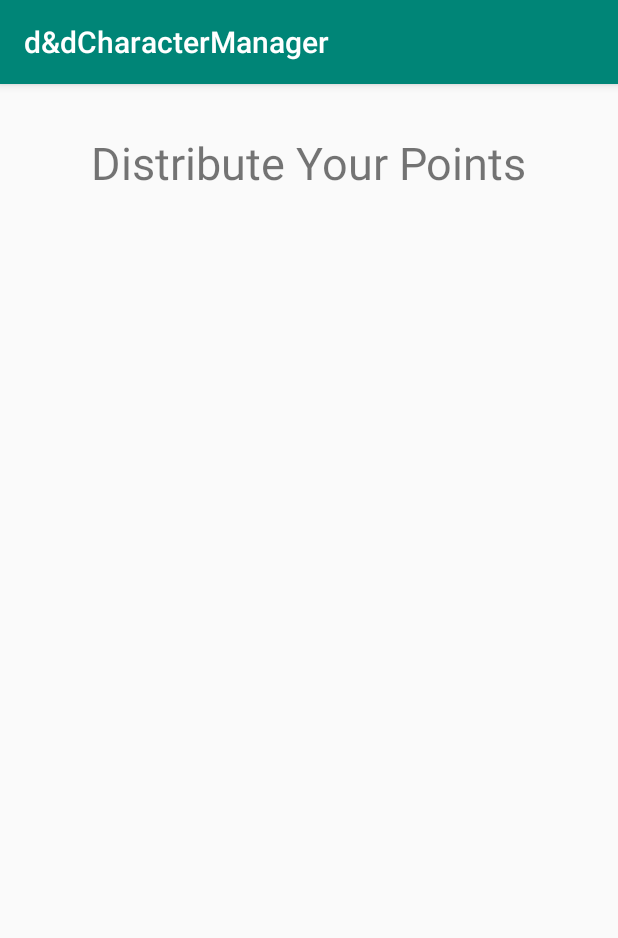
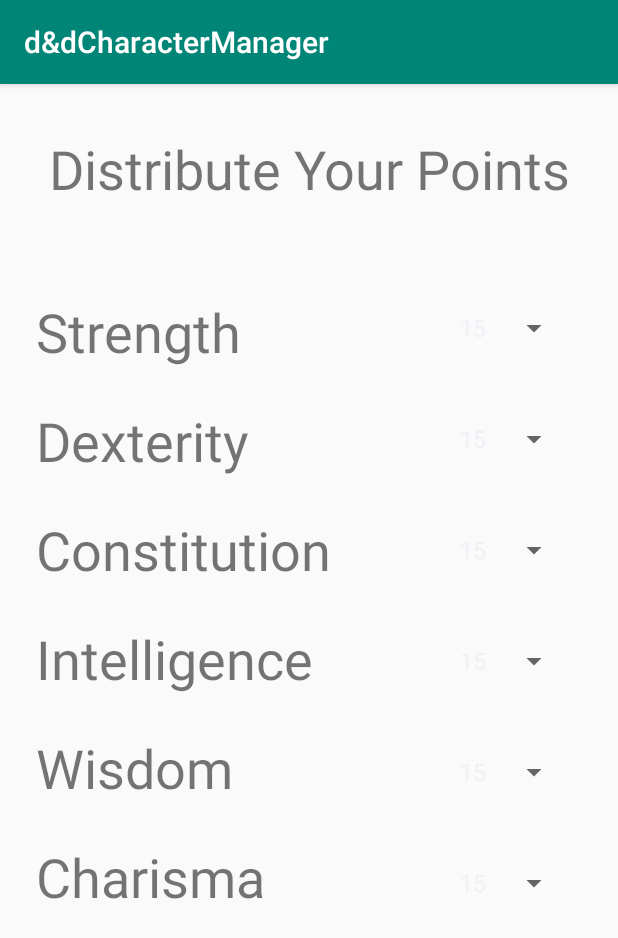
Before and after one commit to BrunoVieira319/dnd5-character-manager, an Android app: the PointBuyActivity screen opened directly, with no data from a screen before it, on a phone screen of 412 x 824 dp. Shown: the top 938 px of the screen. Run offline under Robolectric (Android 15) with nearby library versions, the phone set to English and light mode, and no system bars; network calls fail.

Commit message:
[WIP] trabalhando em PointBuyActivity

```diff
--- a/app/src/main/java/com/fundaec/ddcharactermanager/activities/PointBuyActivity.kt
+++ b/app/src/main/java/com/fundaec/ddcharactermanager/activities/PointBuyActivity.kt
@@ -1,14 +1,46 @@
 package com.fundaec.ddcharactermanager.activities
 
+import android.R
 import androidx.appcompat.app.AppCompatActivity
 import android.os.Bundle
+import android.view.View
+import android.widget.AdapterView
+import android.widget.ArrayAdapter
+import android.widget.Spinner
+import android.widget.SpinnerAdapter
+import kotlinx.android.synthetic.main.activity_point_buy.*
 
-class PointBuyActivity : AppCompatActivity() {
+class PointBuyActivity : AppCompatActivity(), AdapterView.OnItemSelectedListener {
 
-    private val attributes = arrayListOf("Strength", "Dexterity")
+    private var spinners: HashMap<String, Spinner>? = null
 
     override fun onCreate(savedInstanceState: Bundle?) {
         super.onCreate(savedInstanceState)
         setContentView(com.fundaec.ddcharactermanager.R.layout.activity_point_buy)
+
+        spinners = hashMapOf(
+            "spinnerStrength" to spinnerStrength,
+            "spinnerDexterity" to spinnerDexterity,
+            "spinnerConstitution" to spinnerConstitution,
+            "spinnerIntelligence" to spinnerIntelligence,
+            "spinnerWisdom" to spinnerWisdom,
+            "spinnerCharisma" to spinnerCharisma)
+
+        val adapter = ArrayAdapter(
+            baseContext,
+            R.layout.simple_spinner_item,
+            arrayListOf(15, 14, 13, 12, 10, 8)
+        )
+
+        spinners!!.forEach {
+            it.value.onItemSelectedListener = this
+            it.value.adapter = adapter
+        }
+    }
+
+    override fun onNothingSelected(parent: AdapterView<*>?) {
+    }
+
+    override fun onItemSelected(parent: AdapterView<*>?, view: View?, position: Int, id: Long) {
     }
 }
--- a/app/src/main/res/layout/activity_point_buy.xml
+++ b/app/src/main/res/layout/activity_point_buy.xml
@@ -10,8 +10,87 @@
             android:text="Distribute Your Points"
             android:layout_width="wrap_content"
             android:layout_height="wrap_content"
-            android:id="@+id/title" android:textSize="30sp"
+            android:id="@+id/title" android:textSize="36sp"
             android:layout_marginTop="32dp" app:layout_constraintTop_toTopOf="parent" android:layout_marginStart="8dp"
             app:layout_constraintStart_toStartOf="parent" android:layout_marginEnd="8dp"
             app:layout_constraintEnd_toEndOf="parent"/>
+    <TextView
+            android:text="Dexterity"
+            android:layout_width="wrap_content"
+            android:layout_height="wrap_content"
+            android:id="@+id/dexterity" app:layout_constraintStart_toStartOf="parent" android:layout_marginStart="24dp"
+            app:layout_constraintTop_toBottomOf="@+id/strength" android:textSize="36sp"
+            android:layout_marginTop="24dp"/>
+    <TextView
+            android:text="Constitution"
+            android:layout_width="wrap_content"
+            android:layout_height="wrap_content"
+            android:id="@+id/constitution" app:layout_constraintStart_toStartOf="parent"
+            android:layout_marginStart="24dp"
+            app:layout_constraintTop_toBottomOf="@+id/dexterity" android:textSize="36sp"
+            android:layout_marginTop="24dp"/>
+    <TextView
+            android:text="Intelligence"
+            android:layout_width="wrap_content"
+            android:layout_height="0dp"
+            android:id="@+id/intelligence" app:layout_constraintStart_toStartOf="parent"
+            android:layout_marginStart="24dp"
+            android:textSize="36sp"
+            android:layout_marginTop="24dp" app:layout_constraintTop_toBottomOf="@+id/constitution"/>
+    <TextView
+            android:text="Wisdom"
+            android:layout_width="wrap_content"
+            android:layout_height="wrap_content"
+            android:id="@+id/wisdom" app:layout_constraintStart_toStartOf="parent"
+            android:layout_marginStart="24dp"
+            android:textSize="36sp"
+            android:layout_marginTop="24dp" app:layout_constraintTop_toBottomOf="@+id/intelligence"/>
+    <TextView
+            android:text="Charisma"
+            android:layout_width="wrap_content"
+            android:layout_height="wrap_content"
+            android:id="@+id/charisma" app:layout_constraintStart_toStartOf="parent"
+            android:layout_marginStart="24dp"
+            android:textSize="36sp"
+            android:layout_marginTop="24dp" app:layout_constraintTop_toBottomOf="@+id/wisdom"/>
+    <TextView
+            android:text="Strength"
+            android:layout_width="wrap_content"
+            android:layout_height="wrap_content"
+            android:id="@+id/strength" app:layout_constraintStart_toStartOf="parent" android:layout_marginStart="24dp"
+            app:layout_constraintTop_toBottomOf="@+id/title" android:layout_marginTop="60dp" android:textSize="36sp"/>
+    <Spinner
+            android:layout_width="0dp"
+            android:layout_height="wrap_content"
+            android:id="@+id/spinnerDexterity" app:layout_constraintEnd_toEndOf="parent" android:layout_marginEnd="32dp"
+            app:layout_constraintTop_toBottomOf="@+id/spinnerStrength" android:layout_marginTop="50dp"/>
+    <Spinner
+            android:layout_width="0dp"
+            android:layout_height="wrap_content"
+            android:id="@+id/spinnerIntelligence" app:layout_constraintEnd_toEndOf="parent"
+            android:layout_marginEnd="32dp"
+            app:layout_constraintTop_toBottomOf="@id/spinnerConstitution" android:layout_marginTop="50dp"/>
+    <Spinner
+            android:layout_width="0dp"
+            android:layout_height="wrap_content"
+            android:id="@+id/spinnerWisdom" app:layout_constraintEnd_toEndOf="parent"
+            android:layout_marginEnd="32dp"
+            app:layout_constraintTop_toBottomOf="@id/spinnerIntelligence" android:layout_marginTop="50dp"/>
+    <Spinner
+            android:layout_width="0dp"
+            android:layout_height="wrap_content"
+            android:id="@+id/spinnerCharisma" app:layout_constraintEnd_toEndOf="parent"
+            android:layout_marginEnd="32dp"
+            app:layout_constraintTop_toBottomOf="@id/spinnerWisdom" android:layout_marginTop="50dp"/>
+    <Spinner
+            android:layout_width="0dp"
+            android:layout_height="wrap_content"
+            android:id="@+id/spinnerConstitution" app:layout_constraintEnd_toEndOf="parent"
+            android:layout_marginEnd="32dp"
+            app:layout_constraintTop_toBottomOf="@+id/spinnerDexterity" android:layout_marginTop="50dp"/>
+    <Spinner
+            android:layout_width="0dp"
+            android:layout_height="wrap_content"
+            android:id="@+id/spinnerStrength" app:layout_constraintEnd_toEndOf="parent" android:layout_marginEnd="32dp"
+            android:layout_marginTop="70dp" app:layout_constraintTop_toBottomOf="@+id/title"/>
 </androidx.constraintlayout.widget.ConstraintLayout>
```
